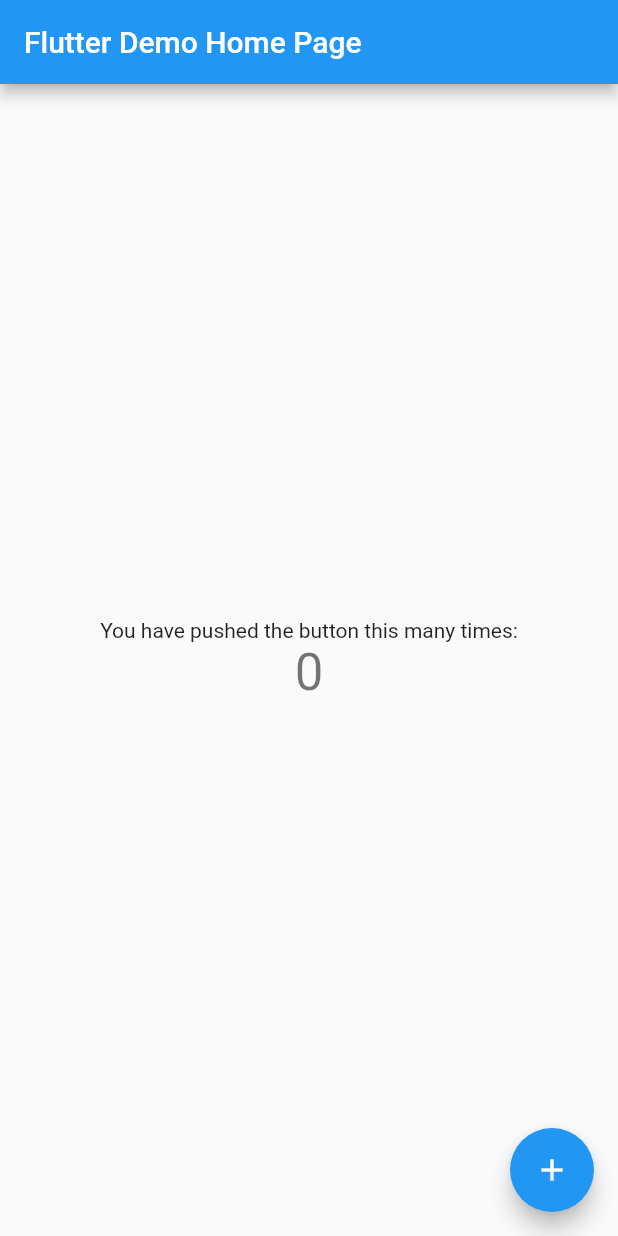
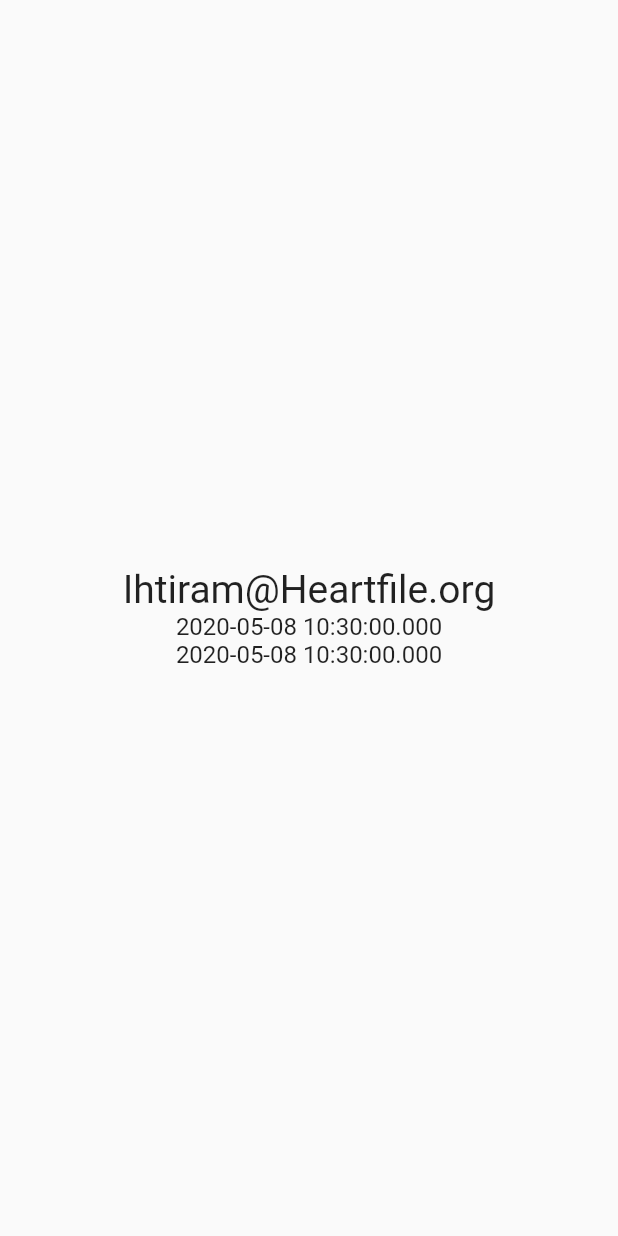
Before and after one commit to IHKodifier/scopedmodellab, a Flutter app: the screen it shows after launch, on a phone screen of 412 x 824 dp. Run offline on Flutter 3.47's test engine with Material 2 defaults, Android fonts, the phone set to English and light mode, and no system bars.

```diff
--- /dev/null
+++ b/lib/app.dart
@@ -0,0 +1,28 @@
+import 'package:flutter/material.dart';
+import 'package:provider/provider.dart';
+import 'package:scoped_model_lab/bloc/authentication_bloc.dart';
+import 'package:scoped_model_lab/bloc/counter_bloc.dart';
+
+import 'homepage.dart';
+
+class App extends StatelessWidget {
+  @override
+  Widget build(BuildContext context) {
+    return MultiProvider(
+      providers: [
+        ChangeNotifierProvider<CounterBloc>.value(
+          value: CounterBloc(),
+        ),
+         ChangeNotifierProvider<AuthenticationBloc>.value(
+          value: AuthenticationBloc(),),
+      ],
+      child: MaterialApp(
+        title: 'State management Lab',
+        theme: ThemeData(
+          primarySwatch: Colors.orange,
+        ),
+        home: MyHomePage(),
+      ),
+    );
+  }
+}
--- /dev/null
+++ b/lib/bloc/authentication_bloc.dart
@@ -0,0 +1,26 @@
+import 'package:flutter/material.dart';
+
+class AuthenticationBloc extends ChangeNotifier {
+  String _aurthenticatedUser = 'Ihtiram@Heartfile.org';
+  String _lastSignedIn = DateTime.now().toString();
+  String _lastmodified = DateTime.now().toString();
+
+  String get authenticatedUser => _aurthenticatedUser;
+  String get lastSignIn => _lastSignedIn.toString();
+  String get lastModified => _lastmodified.toString();
+
+  set authenticatedUser(String val) {
+    _aurthenticatedUser = val;
+    notifyListeners();
+  }
+
+  set lastSignIn(String val) {
+    _lastSignedIn = val;
+    notifyListeners();
+  }
+
+  setlastModified(String val) {
+    _lastmodified = val;
+    notifyListeners();
+  }
+}
--- /dev/null
+++ b/lib/bloc/counter_bloc.dart
@@ -0,0 +1,11 @@
+import 'package:flutter/material.dart';
+
+class CounterBloc extends ChangeNotifier {
+  int _counter=2924;
+  int get counter => _counter;
+
+  set counter(int val) {
+    _counter = val;
+    notifyListeners();
+  }
+}
--- /dev/null
+++ b/lib/homepage.dart
@@ -0,0 +1,36 @@
+import 'package:flutter/material.dart';
+import 'package:scoped_model_lab/bloc/authentication_bloc.dart';
+import 'package:scoped_model_lab/bloc/counter_bloc.dart';
+import 'package:provider/provider.dart';
+
+class MyHomePage extends StatelessWidget {
+  @override
+  Widget build(BuildContext context) {
+    final CounterBloc counterBloc = Provider.of<CounterBloc>(context);
+    final AuthenticationBloc authenticationBloc =
+        Provider.of<AuthenticationBloc>(context);
+
+    return Scaffold(
+      // appBar: AppBar(),
+      body: Center(
+        child: Column(
+          mainAxisAlignment: MainAxisAlignment.center,
+          children: <Widget>[
+            Text(
+              authenticationBloc.authenticatedUser,
+              style: TextStyle(fontSize: 26),
+            ),
+            Text(
+              authenticationBloc.lastSignIn,
+              style: TextStyle(fontSize: 16),
+            ),
+            Text(
+              authenticationBloc.lastModified,
+              style: TextStyle(fontSize: 16),
+            ),
+          ],
+        ),
+      ),
+    );
+  }
+}
--- a/lib/main.dart
+++ b/lib/main.dart
@@ -1,62 +1,5 @@
 import 'package:flutter/material.dart';
 
-void main() => runApp(MyApp());
+import 'app.dart';
 
-class MyApp extends StatelessWidget {
-  @override
-  Widget build(BuildContext context) {
-    return MaterialApp(
-      title: 'Flutter Demo',
-      theme: ThemeData(
-        primarySwatch: Colors.blue,
-      ),
-      home: MyHomePage(title: 'Flutter Demo Home Page'),
-    );
-  }
-}
-
-class MyHomePage extends StatefulWidget {
-  MyHomePage({Key key, this.title}) : super(key: key);
-
-  final String title;
-
-  @override
-  _MyHomePageState createState() => _MyHomePageState();
-}
-
-class _MyHomePageState extends State<MyHomePage> {
-  int _counter = 0;
-
-  void _incrementCounter() {
-    setState(() {
-      _counter++;
-    });
-  }
-
-  @override
-  Widget build(BuildContext context) {
-    return Scaffold(
-        appBar: AppBar(
-          title: Text(widget.title),
-        ),
-        body: Center(
-          child: Column(
-            mainAxisAlignment: MainAxisAlignment.center,
-            children: <Widget>[
-              Text(
-                'You have pushed the button this many times:',
-              ),
-              Text(
-                '$_counter',
-                style: Theme.of(context).textTheme.display1,
-              ),
-            ],
-          ),
-        ),
-        floatingActionButton: FloatingActionButton(
-          onPressed: _incrementCounter,
-          tooltip: 'Increment',
-          child: Icon(Icons.add),
-        ));
-  }
-}
+void main() => runApp(App());
--- a/pubspec.yaml
+++ b/pubspec.yaml
@@ -9,6 +9,9 @@ environment:
 dependencies:
   flutter:
     sdk: flutter
+  scoped_model: ^1.0.1
+  # provider: ^4.1.0
+  provider:
 
   cupertino_icons: ^0.1.2
 
```
Also changed, not shown: pubspec.lock, 2 other files.
